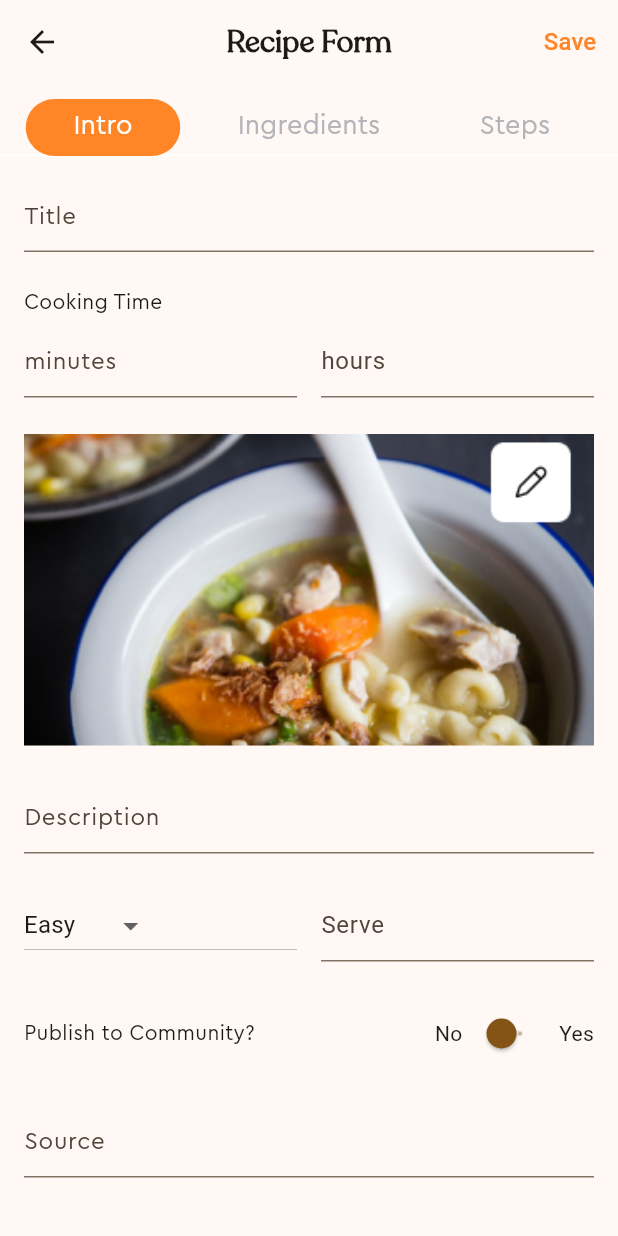
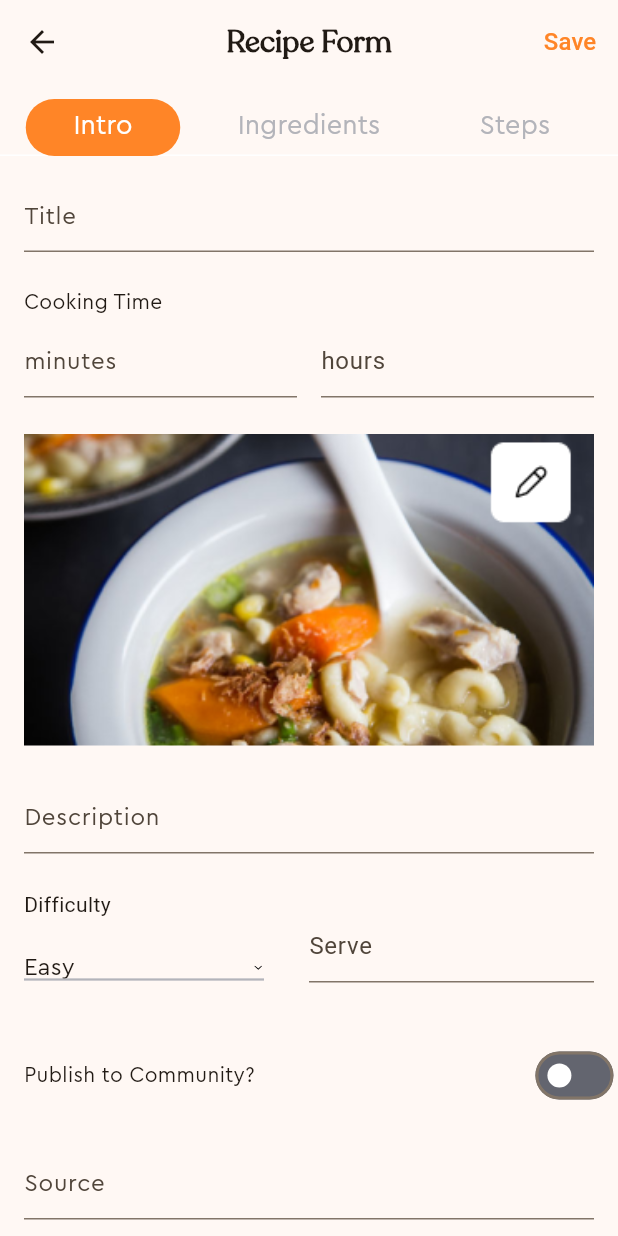
Before and after one commit to ThachSangW3G/CookingSocialApp, a Flutter app: the RecipeEditScreen screen opened directly, on a phone screen of 412 x 824 dp. Run offline on Flutter 3.47's test engine with Material 2 defaults, Android fonts, the phone set to English and light mode, and no system bars; our stand-ins replace flutter_slidable, flutter_svg, intl_phone_field, smooth_page_indicator, table_calendar.

Commit message:
update Edit Recipe Screen

```diff
--- a/lib/main.dart
+++ b/lib/main.dart
@@ -2,6 +2,7 @@
 // import 'package:cooking_social_app/screens/recipe/add_grocery_screen.dart';
 import 'package:cooking_social_app/screens/calendar/calendar_screen.dart';
 import 'package:cooking_social_app/screens/recipe/recipe_add_screen.dart';
+import 'package:cooking_social_app/screens/recipe/recipe_edit_screen.dart';
 import 'package:flutter/material.dart';
 
 void main() {
@@ -21,7 +22,7 @@ class MyApp extends StatelessWidget {
         colorScheme: ColorScheme.fromSeed(seedColor: Colors.orangeAccent),
         useMaterial3: true,
       ),
-      home: const CalendarScreen(),
+      home: const RecipeEditScreen(),
     );
   }
 }
--- a/lib/screens/recipe/recipe_edit_screen.dart
+++ b/lib/screens/recipe/recipe_edit_screen.dart
@@ -1,9 +1,11 @@
 import 'package:cooking_social_app/constants/app_color.dart';
 import 'package:cooking_social_app/widgets/recipe_ingredients_edit_view.dart';
 import 'package:cooking_social_app/widgets/recipe_steps_edit_view.dart';
-import 'package:cooking_social_app/widgets/yes_no_slider.dart';
+// import 'package:cooking_social_app/widgets/yes_no_slider.dart';
+import 'package:cooking_social_app/widgets/yes_no_switch.dart';
 import 'package:flutter/material.dart';
 import 'package:flutter/services.dart';
+import 'package:flutter_svg/flutter_svg.dart';
 
 enum Choice { A, B, C }
 
@@ -107,7 +109,8 @@ class _RecipeEditScreenState extends State<RecipeEditScreen>
                     labelStyle: TextStyle(
                         fontFamily: 'CeraPro',
                         // fontSize: 14,
-                          fontWeight: FontWeight.w400)),
+                        fontWeight: FontWeight.w400),
+                  ),
                 ),
 
                 // COOK TIME--------------------------------------------
@@ -194,11 +197,39 @@ class _RecipeEditScreenState extends State<RecipeEditScreen>
                 const SizedBox(
                   height: 24,
                 ),
+
                 Row(
                   children: [
                     Expanded(
+                        child: Column(
+                      crossAxisAlignment: CrossAxisAlignment.start,
+                      children: [
+                        const Text('Difficulty'),
+                        Container(
+                          width: 160,
                           child: DropdownButton<Choice>(
                             value: selectedChoice,
+
+                            // style: const TextStyle(
+                            // fontFamily: 'CeraPro',
+                            // fontSize: 16,
+                            // fontWeight: FontWeight.w400
+                            // ),
+                            underline: const Divider(
+                              thickness: 1.5,
+                              color: AppColors.greyBombay,
+                            ),
+                            isExpanded: true,
+                            alignment: Alignment.bottomCenter,
+                            padding: EdgeInsets.only(top: 8),
+                            icon: Align(
+                              alignment: Alignment.centerRight,
+                              child: SvgPicture.asset(
+                                'assets/icon_svg/chevron-circle-down.svg',
+                                height: 15,
+                                width: 8,
+                              ),
+                            ),
                             onChanged: (Choice? value) {
                               setState(() {
                                 selectedChoice = value!;
@@ -208,35 +239,47 @@ class _RecipeEditScreenState extends State<RecipeEditScreen>
                               DropdownMenuItem<Choice>(
                                 value: Choice.A,
                                 child: Align(
-                              alignment: Alignment.centerRight,
+                                    alignment: Alignment.centerLeft,
                                     child: Text('Easy',
-                                  style:
-                                      TextStyle(fontWeight: FontWeight.normal),
+                                        style: TextStyle(
+                                          fontWeight: FontWeight.w400,
+                                          fontFamily: 'CeraPro',
+                                          fontSize: 16,
+                                        ),
                                         textAlign: TextAlign.right)),
                               ),
                               DropdownMenuItem<Choice>(
                                 value: Choice.B,
                                 child: Align(
-                              alignment: Alignment.centerRight,
+                                    alignment: Alignment.centerLeft,
                                     child: Text('Medium',
-                                  style:
-                                      TextStyle(fontWeight: FontWeight.normal),
+                                        style: TextStyle(
+                                          fontWeight: FontWeight.w400,
+                                          fontFamily: 'CeraPro',
+                                          fontSize: 16,
+                                        ),
                                         textAlign: TextAlign.right)),
                               ),
                               DropdownMenuItem<Choice>(
                                 value: Choice.C,
                                 child: Align(
-                              alignment: Alignment.centerRight,
+                                    alignment: Alignment.centerLeft,
                                     child: Text('Difficult',
-                                  style:
-                                      TextStyle(fontWeight: FontWeight.normal),
+                                        style: TextStyle(
+                                          fontWeight: FontWeight.w400,
+                                          fontFamily: 'CeraPro',
+                                          fontSize: 16,
+                                        ),
                                         textAlign: TextAlign.right)),
                               ),
                             ],
+                          ),
+                        ),
+                      ],
                     )),
-                    const SizedBox(
-                      width: 16,
-                    ),
+                    // const SizedBox(
+                    //   width: 16,
+                    // ),
                     Expanded(
                       child: TextField(
                         decoration: const InputDecoration(
@@ -256,28 +299,31 @@ class _RecipeEditScreenState extends State<RecipeEditScreen>
                 const SizedBox(
                   height: 24,
                 ),
-                const Row(
+                Row(
                   children: [
                     Expanded(
                         child: Row(
                       children: [
-                        Text(
+                        const Text(
                           'Publish to Community?',
                           style: TextStyle(
                               fontFamily: 'CeraPro',
                               fontSize: 14,
                               fontWeight: FontWeight.w400),
                         ),
-                        SizedBox(width: 120,),
-                        Expanded(child: YesNoSlider()),
-
+                        const SizedBox(
+                          width: 200,
+                        ),
+                        Expanded(child: YesNoSwitch()),
                       ],
                     )),
                   ],
                 ),
 
                 //---------------
-                const SizedBox(height: 24,),
+                const SizedBox(
+                  height: 24,
+                ),
                 const TextField(
                   decoration: InputDecoration(
                       contentPadding:
@@ -290,7 +336,9 @@ class _RecipeEditScreenState extends State<RecipeEditScreen>
                 ),
 
                 //-----------------
-                const SizedBox(height: 24,),
+                const SizedBox(
+                  height: 24,
+                ),
                 const TextField(
                   decoration: InputDecoration(
                       contentPadding:
@@ -304,13 +352,55 @@ class _RecipeEditScreenState extends State<RecipeEditScreen>
               ],
             ),
           )),
-          const Padding(
+          Padding(
+            padding: EdgeInsets.only(top: 16, bottom: 30),
+            child: Stack(
+              children: [
+                Column(
+                  children: [
+                    RecipeIngredientsEdit(),
+                  ],
+                ),
+                Align(
+                  alignment: Alignment.bottomRight,
+                  child: Padding(
+                    padding: const EdgeInsets.all(16.0),
+                    child: FloatingActionButton(
+                      onPressed: () {
+                        // Xử lý khi nút được nhấn
+                      },
+                      child: Icon(Icons.add),
+                      backgroundColor: AppColors.orangeCrusta,
+                      foregroundColor: AppColors.white,
+                       shape: RoundedRectangleBorder(borderRadius: BorderRadius.circular(50)),
+
+                    ),
+                  ),
+                ),
+            ]),
+          ),
+          Padding(
             padding: EdgeInsets.only(top: 16),
-            child: RecipeIngredientsEdit(),
+            child: Stack(
+              children: [
+                RecipeStepsEdit(),
+                Align(
+                  alignment: Alignment.bottomRight,
+                  child: Padding(
+                    padding: const EdgeInsets.all(16.0),
+                    child: FloatingActionButton(
+                      onPressed: () {
+                        // Xử lý khi nút được nhấn
+                      },
+                      child: Icon(Icons.add),
+                      backgroundColor: AppColors.orangeCrusta,
+                      foregroundColor: AppColors.white,
+                      shape: RoundedRectangleBorder(borderRadius: BorderRadius.circular(50)),
                     ),
-          const Padding(
-            padding: EdgeInsets.only(top: 16),
-            child: RecipeStepsEdit(),
+                  ),
+                ),
+              ]
+              ),
           ),
         ],
       ),
--- a/lib/widgets/ingredient_edit_card.dart
+++ b/lib/widgets/ingredient_edit_card.dart
@@ -43,7 +43,7 @@ class IngredientEditCard extends StatelessWidget {
           ),
         ],
       ),
-      child: ListTile(
+      child: ExpansionTile(
         leading: GestureDetector(
           onTap: () {
             // Hiển thị thông tin chi tiết của nguyên liệu
--- a/lib/widgets/recipe_ingredients_edit_view.dart
+++ b/lib/widgets/recipe_ingredients_edit_view.dart
@@ -12,11 +12,25 @@ class RecipeIngredientsEdit extends StatefulWidget {
 class _RecipeIngredientsEditState extends State<RecipeIngredientsEdit>{
   @override
   Widget build(BuildContext context) {
-    return ListView(
+    return Expanded(
+      child: ListView(
         padding: const EdgeInsets.symmetric(horizontal: 20),
         shrinkWrap: true,
-      physics: const NeverScrollableScrollPhysics(),
+        physics: AlwaysScrollableScrollPhysics(),
+        // physics: const NeverScrollableScrollPhysics(),
         children: const [
+          IngredientEditCard(ingredient: 'Noolde, potong-potong',),
+          IngredientEditCard(ingredient: 'Recipe B, potong-potong',),
+          IngredientEditCard(ingredient: 'Ca Chua, potong-potong',),
+          IngredientEditCard(ingredient: 'Chicken, potong-potong',),
+          IngredientEditCard(ingredient: 'Noolde, potong-potong',),
+          IngredientEditCard(ingredient: 'Recipe B, potong-potong',),
+          IngredientEditCard(ingredient: 'Ca Chua, potong-potong',),
+          IngredientEditCard(ingredient: 'Chicken, potong-potong',),
+          IngredientEditCard(ingredient: 'Noolde, potong-potong',),
+          IngredientEditCard(ingredient: 'Recipe B, potong-potong',),
+          IngredientEditCard(ingredient: 'Ca Chua, potong-potong',),
+          IngredientEditCard(ingredient: 'Chicken, potong-potong',),
           IngredientEditCard(ingredient: 'Noolde, potong-potong',),
           IngredientEditCard(ingredient: 'Recipe B, potong-potong',),
           IngredientEditCard(ingredient: 'Ca Chua, potong-potong',),
@@ -24,6 +38,7 @@ class _RecipeIngredientsEditState extends State<RecipeIngredientsEdit>{
           // Text('aaaaa'),
           // Text('dsefe')
         ],
+      ),
     );
   }
 }
--- a/lib/widgets/yes_no_slider.dart
+++ /dev/null
@@ -1,35 +0,0 @@
-import 'package:flutter/material.dart';
-
-class YesNoSlider extends StatefulWidget {
-  const YesNoSlider({super.key});
-
-  @override
-  State<YesNoSlider> createState() => _YesNoSliderState();
-}
-
-class _YesNoSliderState extends State<YesNoSlider> {
-  double _sliderValue = 0.0;
-
-  @override
-  Widget build(BuildContext context) {
-    return Row(
-      children: [
-        const Text('No'),
-        Expanded(
-          child: Slider(
-            value: _sliderValue,
-            min: 0.0,
-            max: 1.0,
-            divisions: 1,
-            onChanged: (value) {
-              setState(() {
-                _sliderValue = value;
-              });
-            },
-          ),
-        ),
-        const Text('Yes'),
-      ],
-    );
-  }
-}
--- /dev/null
+++ b/lib/widgets/yes_no_switch.dart
@@ -0,0 +1,32 @@
+import 'package:cooking_social_app/constants/app_color.dart';
+import 'package:flutter/material.dart';
+
+class YesNoSwitch extends StatefulWidget {
+  const YesNoSwitch({super.key});
+
+  @override
+  State<YesNoSwitch> createState() => _YesNoSwitchState();
+}
+
+class _YesNoSwitchState extends State<YesNoSwitch> {
+  bool _result = false;
+
+  @override
+  Widget build(BuildContext context) {
+    return Container(
+      child:
+        Switch(
+          value: _result,
+          onChanged: (bool newValue) {
+            setState(() {
+              _result = newValue;
+            });
+          },
+          activeColor: AppColors.orangeCrusta,
+          inactiveTrackColor: AppColors.greyDark,
+          inactiveThumbColor: AppColors.white,
+
+        ),
+    );
+  }
+}
```
Also changed, not shown: assets/icon_svg/chevron-circle-down.svg (added), flutter_01.png (added). Lines whose indentation alone changed are shown as unchanged.
